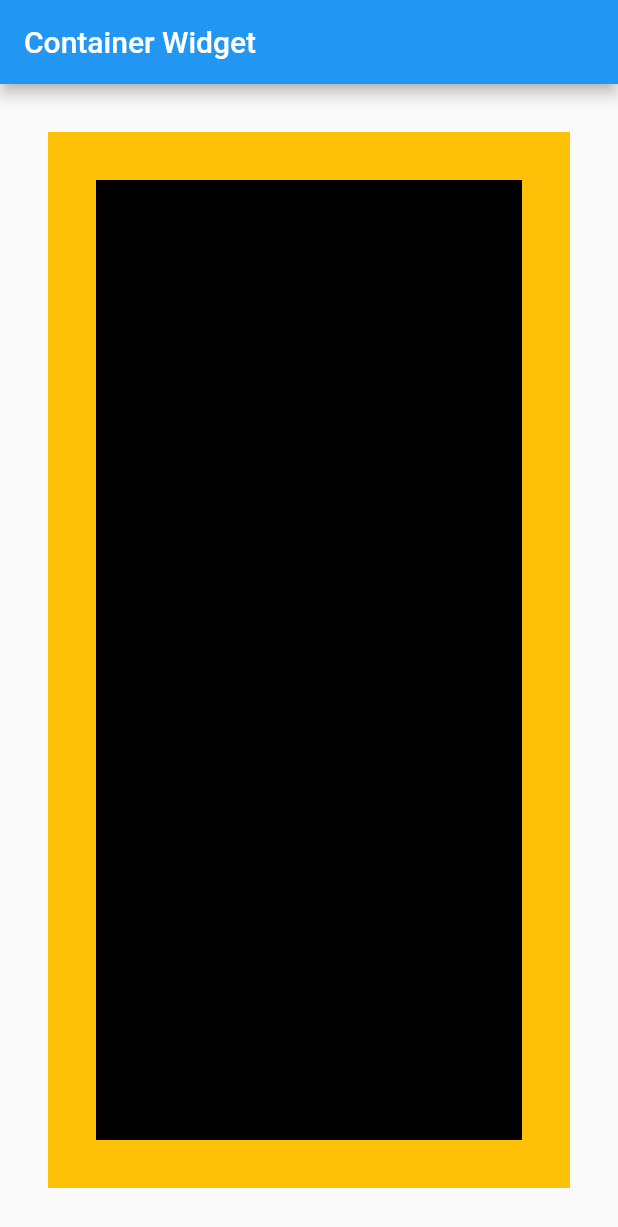
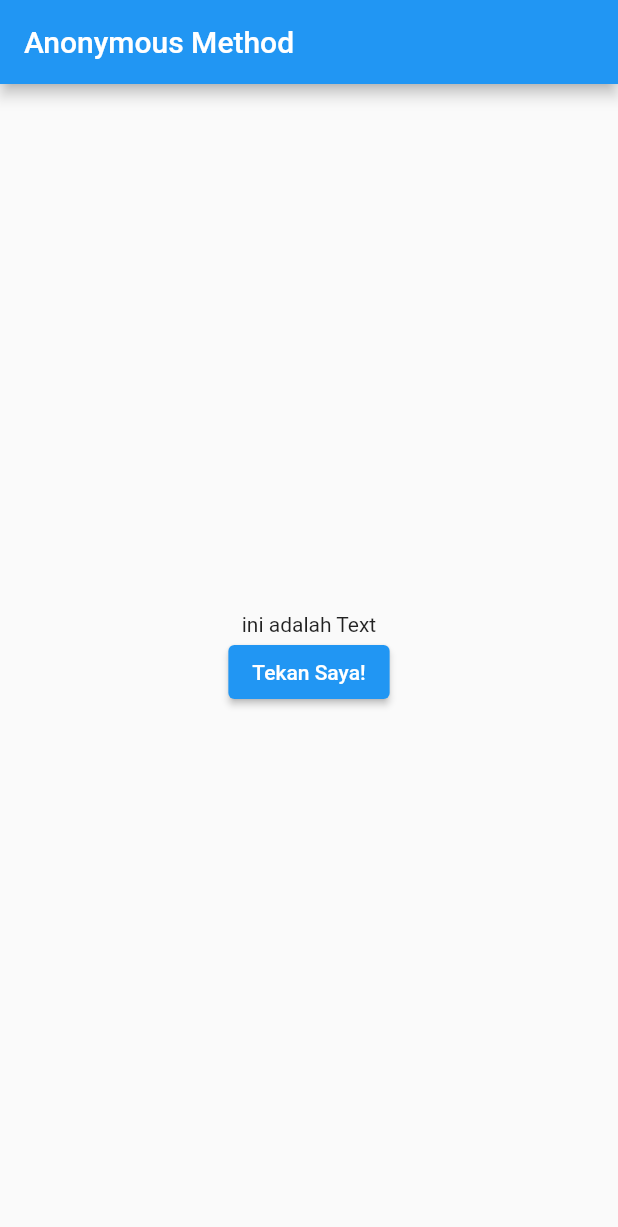
Before and after one commit to raihanromzi/flutter-lab, a Flutter app: the screen it shows after launch, on a phone screen of 412 x 824 dp. Shown: the top 1227 px of the screen. Run offline on Flutter 3.47's test engine with Material 2 defaults, Android fonts, the phone set to English and light mode, and no system bars.

Commit message:
setstate anonymous

```diff
--- a/lib/main.dart
+++ b/lib/main.dart
@@ -1,7 +1,5 @@
 import 'package:flutter/material.dart';
-// import 'pages/text_widget.dart';
-// import 'pages/row_column_widget.dart';
-import 'pages/container.dart';
+import 'pages/anonymous_method.dart';
 
 void main() {
   runApp(const MyApp());
@@ -13,7 +11,7 @@ class MyApp extends StatelessWidget {
   @override
   Widget build(BuildContext context) {
     return const MaterialApp(
-      home: ContainerWidget(),
+      home: AnonymousMethod(),
     );
   }
 }
--- /dev/null
+++ b/lib/pages/anonymous_method.dart
@@ -0,0 +1,34 @@
+import 'package:flutter/material.dart';
+
+class AnonymousMethod extends StatefulWidget {
+  const AnonymousMethod({Key? key}) : super(key: key);
+
+  @override
+  State<AnonymousMethod> createState() => _AnonymousMethodState();
+}
+
+class _AnonymousMethodState extends State<AnonymousMethod> {
+  String message = 'ini adalah Text';
+  @override
+  Widget build(BuildContext context) {
+    return MaterialApp(
+        home: Scaffold(
+      appBar: AppBar(
+        title: const Text('Anonymous Method'),
+      ),
+      body: Center(
+        child: Column(
+          mainAxisAlignment: MainAxisAlignment.center,
+          children: <Widget>[
+            Text(message),
+            ElevatedButton(
+                onPressed: () => setState(() {
+                      message = 'Tombol sudah ditekan';
+                    }),
+                child: const Text('Tekan Saya!'))
+          ],
+        ),
+      ),
+    ));
+  }
+}
--- /dev/null
+++ b/lib/pages/stateful_stateless.dart
@@ -0,0 +1,54 @@
+import 'package:flutter/material.dart';
+
+// Stateful bisa berubah2 tampilannya, jika ada yg dipencet maka akan berubah
+class StatelessStatefulWidget extends StatefulWidget {
+  const StatelessStatefulWidget({Key? key}) : super(key: key);
+
+  @override
+  State<StatelessStatefulWidget> createState() =>
+      _StatelessStatefulWidgetState();
+}
+
+class _StatelessStatefulWidgetState extends State<StatelessStatefulWidget> {
+  int number = 32;
+  void addNumber() {
+    setState(() {
+      number += 1;
+    });
+  }
+
+  @override
+  Widget build(BuildContext context) {
+    return MaterialApp(
+      home: Scaffold(
+        appBar: AppBar(
+          title: const Text('Stateless vs Stateful Widgets'),
+        ),
+        body: Center(
+          child: Column(
+            mainAxisAlignment: MainAxisAlignment.center,
+            children: <Widget>[
+              Text(
+                number.toString(),
+                style: TextStyle(
+                  color: Color.fromRGBO(
+                      0 + number + 50, 0 + number + 50, 0 + number + 50, 1),
+                  fontSize: 32 + number.toDouble(),
+                  fontWeight: FontWeight.bold,
+                ),
+              ),
+              // Event Handler
+              Container(
+                margin: const EdgeInsets.only(top: 16),
+                child: ElevatedButton(
+                  onPressed: addNumber,
+                  child: const Text('Tambah Bilangan'),
+                ),
+              )
+            ],
+          ),
+        ),
+      ),
+    );
+  }
+}
```
Also changed, not shown: lib/pages/container.dart (+12 -2 lines).
